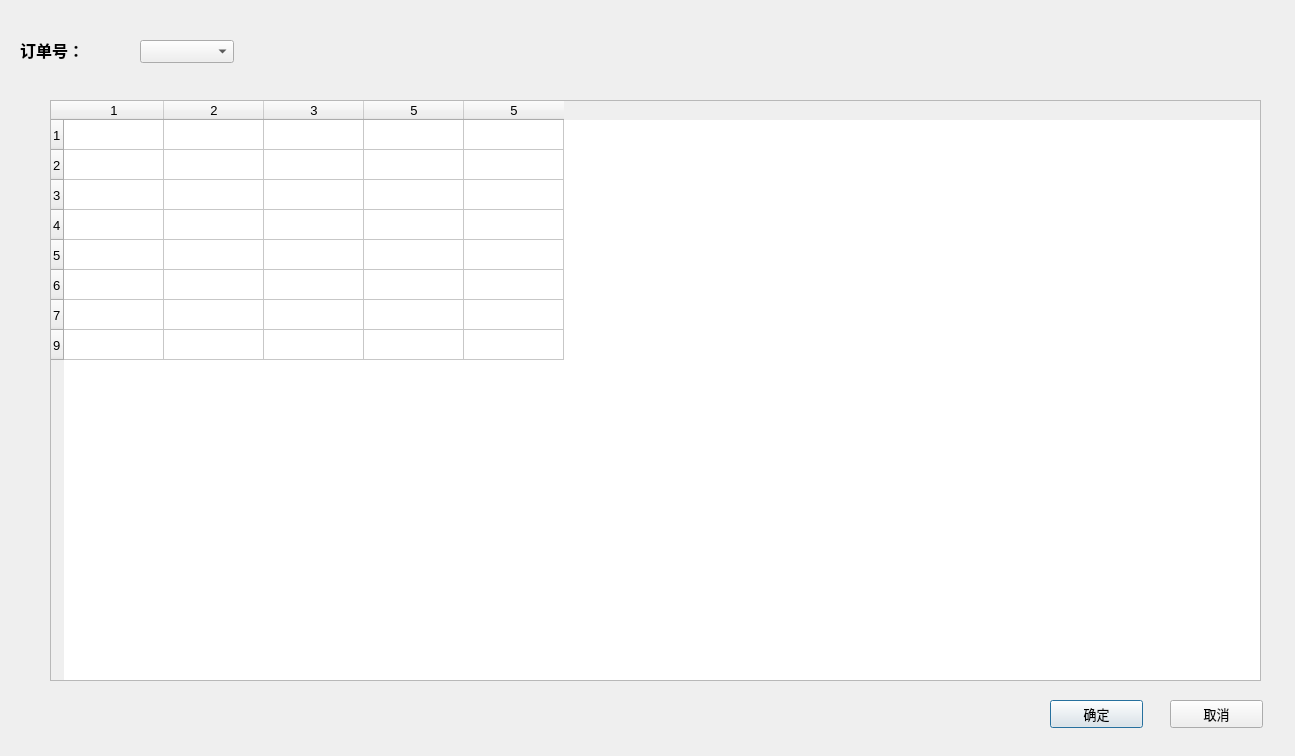
Before: the Qt Designer form Setting/qwdialogconfig.ui in liuweiqiuloupei/OQC, drawn with Qt 5.
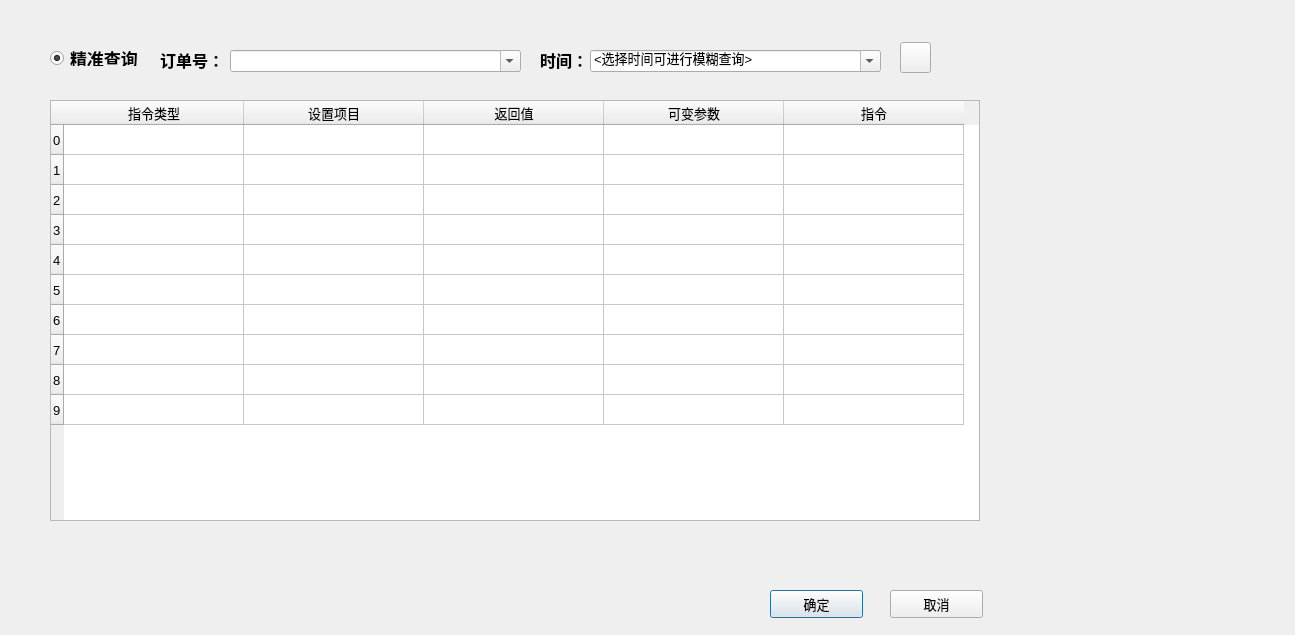
After: the same form once the commit is applied.

Diff of the .ui file:
```diff
--- a/Setting/qwdialogconfig.ui
+++ b/Setting/qwdialogconfig.ui
@@ -10,7 +10,7 @@
     <x>0</x>
     <y>0</y>
     <width>1295</width>
-    <height>756</height>
+    <height>635</height>
    </rect>
   </property>
   <property name="sizePolicy">
@@ -38,10 +38,21 @@
     <rect>
      <x>50</x>
      <y>100</y>
-     <width>1211</width>
-     <height>581</height>
+     <width>930</width>
+     <height>421</height>
     </rect>
    </property>
+   <property name="editTriggers">
+    <set>QAbstractItemView::NoEditTriggers</set>
+   </property>
+   <attribute name="horizontalHeaderDefaultSectionSize">
+    <number>180</number>
+   </attribute>
+   <row>
+    <property name="text">
+     <string>0</string>
+    </property>
+   </row>
    <row>
     <property name="text">
      <string>1</string>
@@ -77,6 +88,11 @@
      <string>7</string>
     </property>
    </row>
+   <row>
+    <property name="text">
+     <string>8</string>
+    </property>
+   </row>
    <row>
     <property name="text">
      <string>9</string>
@@ -84,45 +100,35 @@
    </row>
    <column>
     <property name="text">
-     <string>1</string>
+     <string>指令类型</string>
     </property>
    </column>
    <column>
     <property name="text">
-     <string>2</string>
+     <string>设置项目</string>
     </property>
    </column>
    <column>
     <property name="text">
-     <string>3</string>
+     <string>返回值</string>
     </property>
    </column>
    <column>
     <property name="text">
-     <string>5</string>
+     <string>可变参数</string>
     </property>
    </column>
    <column>
     <property name="text">
-     <string>5</string>
+     <string>指令</string>
     </property>
    </column>
   </widget>
-  <widget class="QComboBox" name="comboBox_Proname">
-   <property name="geometry">
-    <rect>
-     <x>140</x>
-     <y>40</y>
-     <width>94</width>
-     <height>23</height>
-    </rect>
-   </property>
-  </widget>
   <widget class="QLabel" name="label_3">
    <property name="geometry">
     <rect>
-     <x>20</x>
-     <y>40</y>
+     <x>160</x>
+     <y>50</y>
      <width>84</width>
      <height>20</height>
     </rect>
@@ -142,8 +148,8 @@
   <widget class="QPushButton" name="btnok">
    <property name="geometry">
     <rect>
-     <x>1050</x>
-     <y>700</y>
+     <x>770</x>
+     <y>590</y>
      <width>93</width>
      <height>28</height>
     </rect>
@@ -155,8 +161,8 @@
   <widget class="QPushButton" name="btncancel">
    <property name="geometry">
     <rect>
-     <x>1170</x>
-     <y>700</y>
+     <x>890</x>
+     <y>590</y>
      <width>93</width>
      <height>28</height>
     </rect>
@@ -165,6 +171,150 @@
     <string>取消</string>
    </property>
   </widget>
+  <widget class="QComboBox" name="comboBox_Proname">
+   <property name="enabled">
+    <bool>true</bool>
+   </property>
+   <property name="geometry">
+    <rect>
+     <x>230</x>
+     <y>50</y>
+     <width>291</width>
+     <height>22</height>
+    </rect>
+   </property>
+   <property name="editable">
+    <bool>true</bool>
+   </property>
+  </widget>
+  <widget class="QPushButton" name="pushButton">
+   <property name="geometry">
+    <rect>
+     <x>900</x>
+     <y>42</y>
+     <width>31</width>
+     <height>31</height>
+    </rect>
+   </property>
+   <property name="font">
+    <font>
+     <pointsize>13</pointsize>
+     <weight>75</weight>
+     <bold>true</bold>
+    </font>
+   </property>
+   <property name="styleSheet">
+    <string notr="true"/>
+   </property>
+   <property name="text">
+    <string/>
+   </property>
+  </widget>
+  <widget class="QRadioButton" name="radioButton">
+   <property name="enabled">
+    <bool>true</bool>
+   </property>
+   <property name="geometry">
+    <rect>
+     <x>50</x>
+     <y>50</y>
+     <width>89</width>
+     <height>16</height>
+    </rect>
+   </property>
+   <property name="font">
+    <font>
+     <pointsize>13</pointsize>
+     <weight>75</weight>
+     <bold>true</bold>
+    </font>
+   </property>
+   <property name="text">
+    <string>精准查询</string>
+   </property>
+   <property name="checked">
+    <bool>true</bool>
+   </property>
+  </widget>
+  <widget class="QComboBox" name="comboBox_SelectTime">
+   <property name="geometry">
+    <rect>
+     <x>590</x>
+     <y>50</y>
+     <width>291</width>
+     <height>22</height>
+    </rect>
+   </property>
+   <property name="editable">
+    <bool>true</bool>
+   </property>
+   <item>
+    <property name="text">
+     <string>&lt;选择时间可进行模糊查询&gt;</string>
+    </property>
+   </item>
+   <item>
+    <property name="text">
+     <string>1周内</string>
+    </property>
+   </item>
+   <item>
+    <property name="text">
+     <string>半个月内</string>
+    </property>
+   </item>
+   <item>
+    <property name="text">
+     <string>1个月内</string>
+    </property>
+   </item>
+   <item>
+    <property name="text">
+     <string>2个月内</string>
+    </property>
+   </item>
+   <item>
+    <property name="text">
+     <string>3个月内</string>
+    </property>
+   </item>
+   <item>
+    <property name="text">
+     <string>半年内</string>
+    </property>
+   </item>
+   <item>
+    <property name="text">
+     <string>1年内</string>
+    </property>
+   </item>
+   <item>
+    <property name="text">
+     <string>全部</string>
+    </property>
+   </item>
+  </widget>
+  <widget class="QLabel" name="label_4">
+   <property name="geometry">
+    <rect>
+     <x>540</x>
+     <y>50</y>
+     <width>84</width>
+     <height>20</height>
+    </rect>
+   </property>
+   <property name="font">
+    <font>
+     <family>Aharoni</family>
+     <pointsize>12</pointsize>
+     <weight>75</weight>
+     <bold>true</bold>
+    </font>
+   </property>
+   <property name="text">
+    <string>时间：</string>
+   </property>
+  </widget>
  </widget>
  <resources/>
  <connections/>
```
